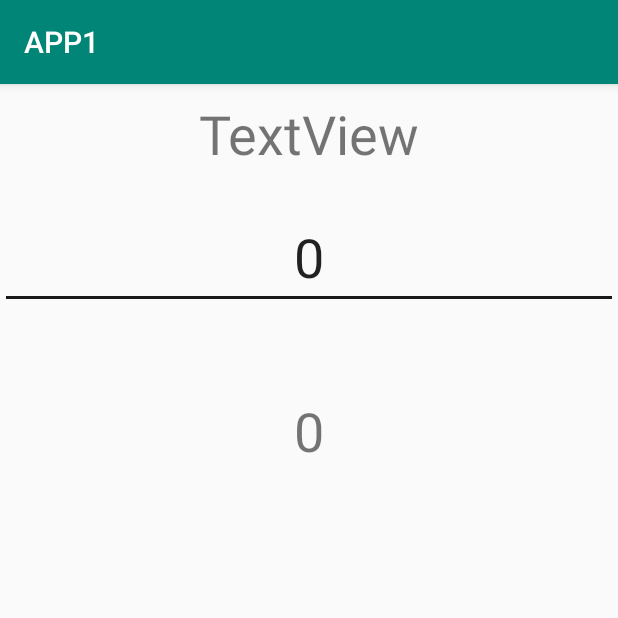
After one commit to oldslann/APP1, an Android app: the Ratio2 screen opened directly, with no data from a screen before it, on a phone screen of 412 x 824 dp, the top half of it. The commit adds this screen. Run offline under Robolectric (Android 15) with nearby library versions, the phone set to English and light mode, and no system bars; 2 statements that could not run were skipped.

Commit message:
ratio onclick

```diff
--- a/app/src/main/AndroidManifest.xml
+++ b/app/src/main/AndroidManifest.xml
@@ -17,7 +17,7 @@
         android:supportsRtl="true"
         android:theme="@style/AppTheme"
         android:usesCleartextTraffic="true">
-
+        <activity android:name=".Ratio2"></activity>
         <activity android:name=".Ratio" />
         <activity android:name=".Main5Activity">
             <intent-filter>
--- a/app/src/main/java/com/example/app1/Main3Activity.java
+++ b/app/src/main/java/com/example/app1/Main3Activity.java
@@ -180,6 +180,8 @@ public class Main3Activity extends AppCompatActivity implements Runnable{
     }
 
 
+
+    //获取值
     @Override
     protected void onActivityResult(int requestCode, int resultCode, @Nullable Intent data) {
         if (requestCode==1&&resultCode==1)
--- /dev/null
+++ b/app/src/main/java/com/example/app1/Ratio2.java
@@ -0,0 +1,62 @@
+package com.example.app1;
+
+import androidx.annotation.NonNull;
+import androidx.annotation.Nullable;
+import androidx.appcompat.app.AppCompatActivity;
+
+import android.app.Activity;
+import android.content.Intent;
+import android.content.SharedPreferences;
+import android.os.Bundle;
+import android.os.Handler;
+import android.os.Message;
+import android.preference.PreferenceManager;
+import android.util.Log;
+import android.widget.EditText;
+import android.widget.TextView;
+
+import static java.lang.Thread.sleep;
+
+public class Ratio2 extends AppCompatActivity {
+
+    private static String TAG="main";
+    String country="";
+    double ratio=0;
+    TextView country_t;
+    EditText usr_i;
+    TextView usr_o;
+    Handler handler;
+
+
+    @Override
+    protected void onCreate(Bundle savedInstanceState) {
+        super.onCreate(savedInstanceState);
+        setContentView(R.layout.activity_ratio2);
+        Intent intent=getIntent();
+        country=intent.getStringExtra("country");
+        ratio=Double.valueOf(intent.getStringExtra("ratio"));
+
+        country_t=findViewById(R.id.country);
+        usr_i=findViewById(R.id.usr_print);
+        usr_o=findViewById(R.id.usr_out);
+        if (country.length()!=0) {
+            Log.i(TAG, "reuqest" + country);
+            Log.i(TAG, "" + ratio);
+            country_t.setText(country);
+        }
+
+
+    }
+
+
+
+    @Override
+    protected void onActivityResult(int requestCode, int resultCode, @Nullable Intent data) {
+
+
+        super.onActivityResult(requestCode, resultCode, data);
+    }
+
+
+
+}
--- /dev/null
+++ b/app/src/main/res/layout/activity_ratio2.xml
@@ -0,0 +1,55 @@
+<?xml version="1.0" encoding="utf-8"?>
+<androidx.constraintlayout.widget.ConstraintLayout xmlns:android="http://schemas.android.com/apk/res/android"
+    xmlns:app="http://schemas.android.com/apk/res-auto"
+    xmlns:tools="http://schemas.android.com/tools"
+    android:layout_width="match_parent"
+    android:layout_height="match_parent"
+    tools:context=".Ratio2">
+
+    <TextView
+        android:id="@+id/country"
+        android:layout_width="0dp"
+        android:layout_height="50dp"
+        android:layout_marginStart="8dp"
+        android:layout_marginLeft="8dp"
+        android:layout_marginTop="8dp"
+        android:layout_marginEnd="8dp"
+        android:layout_marginRight="8dp"
+        android:text="TextView"
+        android:textSize="36sp"
+        android:gravity="center"
+        app:layout_constraintEnd_toEndOf="parent"
+        app:layout_constraintStart_toStartOf="parent"
+        app:layout_constraintTop_toTopOf="parent" />
+
+    <EditText
+        android:id="@+id/usr_print"
+        android:layout_width="0dp"
+        android:layout_height="60dp"
+        android:layout_marginTop="32dp"
+        android:gravity="center"
+        android:inputType="numberSigned"
+        android:text="0"
+        android:textSize="36sp"
+        app:layout_constraintEnd_toEndOf="parent"
+        app:layout_constraintHorizontal_bias="0.0"
+        app:layout_constraintStart_toStartOf="parent"
+        app:layout_constraintTop_toBottomOf="@+id/country" />
+
+    <TextView
+        android:id="@+id/usr_out"
+        android:layout_width="0dp"
+        android:layout_height="50dp"
+        android:layout_marginStart="8dp"
+        android:layout_marginLeft="8dp"
+        android:layout_marginTop="56dp"
+        android:layout_marginEnd="8dp"
+        android:layout_marginRight="8dp"
+        android:gravity="center"
+        android:text="0"
+        android:textSize="36sp"
+        app:layout_constraintEnd_toEndOf="parent"
+        app:layout_constraintHorizontal_bias="0.0"
+        app:layout_constraintStart_toStartOf="parent"
+        app:layout_constraintTop_toBottomOf="@+id/usr_print" />
+</androidx.constraintlayout.widget.ConstraintLayout>
```
Also changed, not shown: app/src/main/java/com/example/app1/Main5Activity.java (+34 -3 lines).
